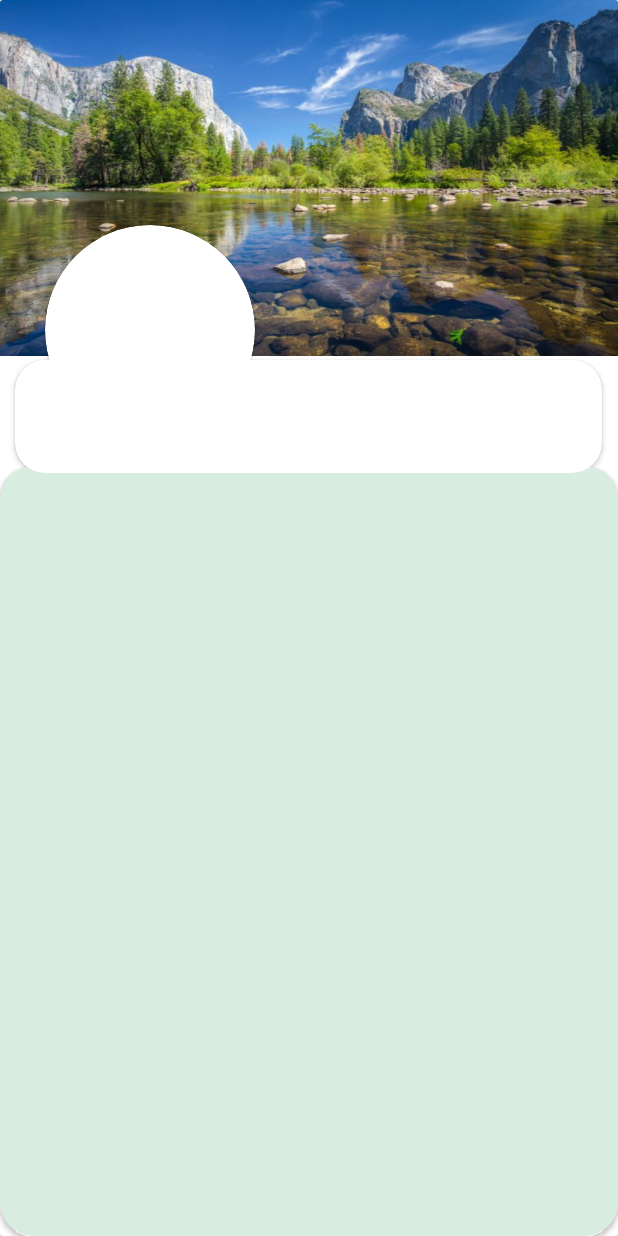
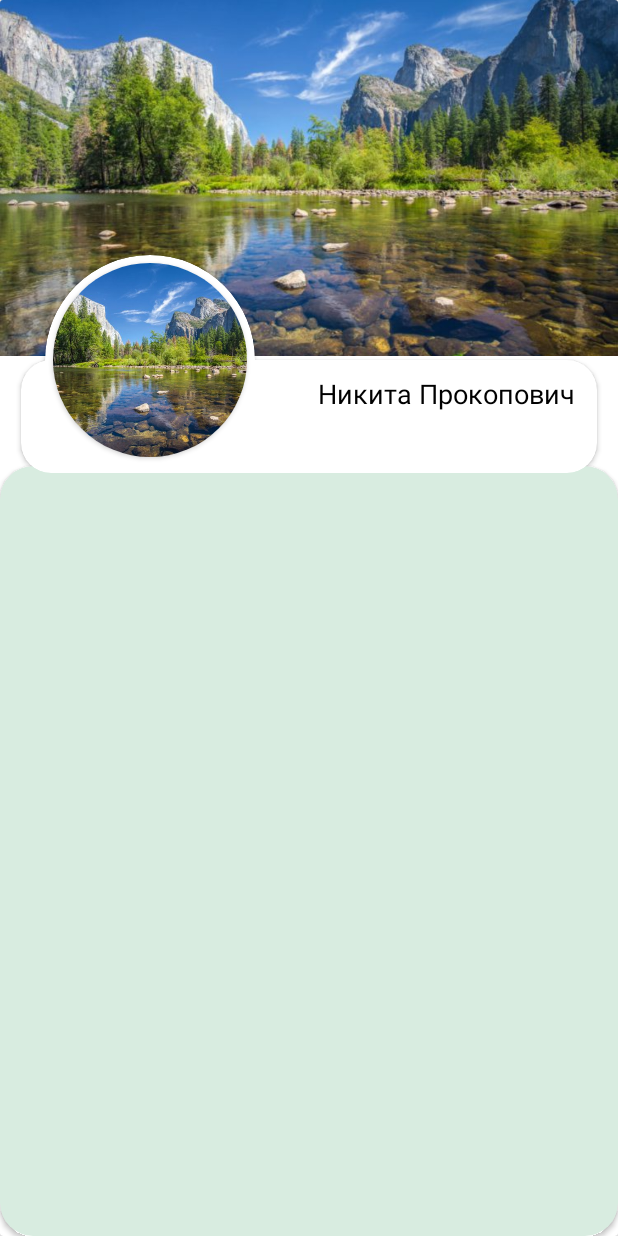
Before and after one commit to Rengerstarx/TaGOnrog, an Android app: the layout fragment_profile.xml on its own in the app's theme, with its tools: preview values and no code run, on a phone screen of 412 x 824 dp. Run offline under Robolectric (Android 15) with nearby library versions, the phone set to English and light mode, and no system bars.

Commit message:
profile 1st UI

```diff
--- a/app/src/main/res/layout/fragment_profile.xml
+++ b/app/src/main/res/layout/fragment_profile.xml
@@ -16,7 +16,7 @@
             android:id="@+id/imageView"
             android:layout_width="match_parent"
             android:layout_height="237dp"
-            android:foreground="@drawable/background_profile"
+            android:scaleType="centerCrop"
             android:src="@drawable/background_profile" />
 
         <androidx.cardview.widget.CardView
@@ -32,30 +32,57 @@
 
         <androidx.cardview.widget.CardView
             android:id="@+id/TitleBlock"
-            android:layout_width="391dp"
+            android:layout_width="match_parent"
             android:layout_height="75dp"
             android:layout_gravity="center_horizontal"
             android:layout_marginTop="240dp"
-            android:paddingLeft="14dp"
-            android:paddingRight="14dp"
+            android:layout_marginStart="14dp"
+            android:layout_marginEnd="14dp"
             app:cardBackgroundColor="#FFFFFF"
             app:cardCornerRadius="20dp">
 
+            <TextView
+                android:id="@+id/textView5"
+                android:layout_width="match_parent"
+                android:layout_height="match_parent"
+                android:textAlignment="textEnd"
+                android:paddingTop="10dp"
+                android:paddingRight="15dp"
+                android:textColor="@color/black"
+                android:textSize="18sp"
+                android:text="Никита Прокопович" />
         </androidx.cardview.widget.CardView>
 
         <androidx.recyclerview.widget.RecyclerView
             android:layout_width="match_parent"
-            android:layout_height="379dp"
+            android:layout_height="439dp"
+            android:layout_marginLeft="15dp"
+            android:layout_marginRight="15dp"
             android:layout_gravity="bottom" />
 
         <androidx.cardview.widget.CardView
             android:layout_width="140dp"
             android:layout_height="140dp"
             android:layout_marginStart="30dp"
-            android:layout_marginTop="150dp"
+            android:layout_marginTop="170dp"
             android:background="@drawable/ic_profile"
-            android:paddingStart="30dp"
-            app:cardCornerRadius="100dp" />
+            app:cardCornerRadius="100dp" >
+
+
+            <androidx.cardview.widget.CardView
+                android:layout_width="match_parent"
+                android:layout_height="match_parent"
+                android:layout_margin="5dp"
+                app:cardCornerRadius="100dp">
+
+                <ImageView
+                    android:id="@+id/imageView5"
+                    android:layout_width="wrap_content"
+                    android:layout_height="wrap_content"
+                    android:scaleType="centerCrop"
+                    android:src="@drawable/background_profile" />
+            </androidx.cardview.widget.CardView>
+        </androidx.cardview.widget.CardView>
 
     </androidx.cardview.widget.CardView>
 
```
Also changed, not shown: app/src/main/java/com/example/taganroggo/ParceUsers.kt (added, +24 -0 lines), app/src/main/java/com/example/taganroggo/Profile.kt (+13 -0 lines), app/src/main/java/com/example/taganroggo/User.kt (added, +9 -0 lines).
